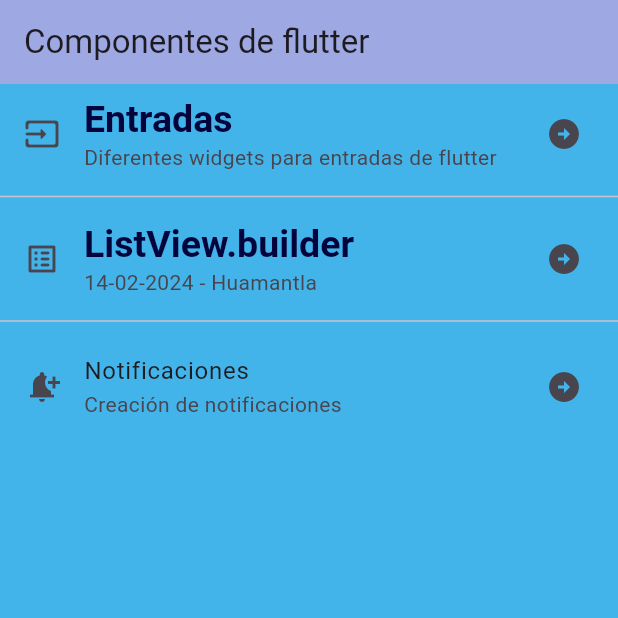
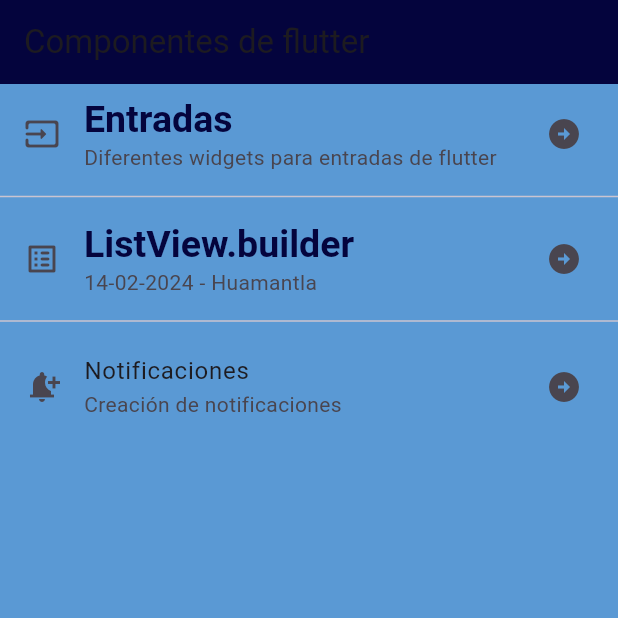
Before and after one commit to juanpablotv/componentes_flutter, a Flutter app: the screen it shows after launch, on a phone screen of 412 x 824 dp, the top half of it. Run offline on Flutter 3.47's test engine with Material 3 defaults, Android fonts, the phone set to English and light mode, and no system bars.

Commit message:
Refactoring and creating the AppTheme class

```diff
--- a/lib/main_app.dart
+++ b/lib/main_app.dart
@@ -1,7 +1,6 @@
-import 'dart:ui';
-
 import 'package:flutter/material.dart';
-import 'package:practica_3/home_screeen.dart';
+import 'package:practica_3/screens/home_screeen.dart';
+import 'package:practica_3/theme/app_theme.dart';
 
 class MainApp extends StatelessWidget {
   const MainApp({super.key});
@@ -11,19 +10,7 @@ class MainApp extends StatelessWidget {
     return  MaterialApp(
       debugShowCheckedModeBanner: false,
       home: const HomeScreen(),
-      theme:  ThemeData (
-        scaffoldBackgroundColor: const Color.fromARGB(255, 67, 180, 233),
-        appBarTheme: const AppBarTheme(color: Color.fromARGB(255, 158, 169, 228)),
-        textTheme: const TextTheme(
-          headlineLarge: TextStyle(
-            color: Color.fromARGB(255, 4, 4, 61),
-            fontSize: 25.0,
-            fontWeight: FontWeight.bold,
-            fontFamily: 'sans-serif',
-
-            ),
-          ),
-        ),
+      theme: AppTheme.lightTheme
     );
   }
 }
--- /dev/null
+++ b/lib/theme/app_theme.dart
@@ -0,0 +1,22 @@
+
+import 'package:flutter/material.dart';
+
+class AppTheme {
+  static const mainColor = Color.fromARGB(255, 4, 4, 61);
+  static const backColor = Color.fromARGB(255, 90, 153, 212);
+
+
+  static final ThemeData lightTheme = ThemeData.light().copyWith(
+    scaffoldBackgroundColor:  backColor,
+    appBarTheme: const AppBarTheme(color: mainColor),
+    textTheme: const TextTheme(
+      headlineLarge: TextStyle(
+        color: mainColor,
+        fontSize: 25.0,
+        fontWeight: FontWeight.bold,
+        fontFamily: 'sans-serif',
+      ),
+    ),
+
+  );
+}
```
Also changed, not shown: lib/screens/home_screeen.dart (renamed from lib/home_screeen.dart).
